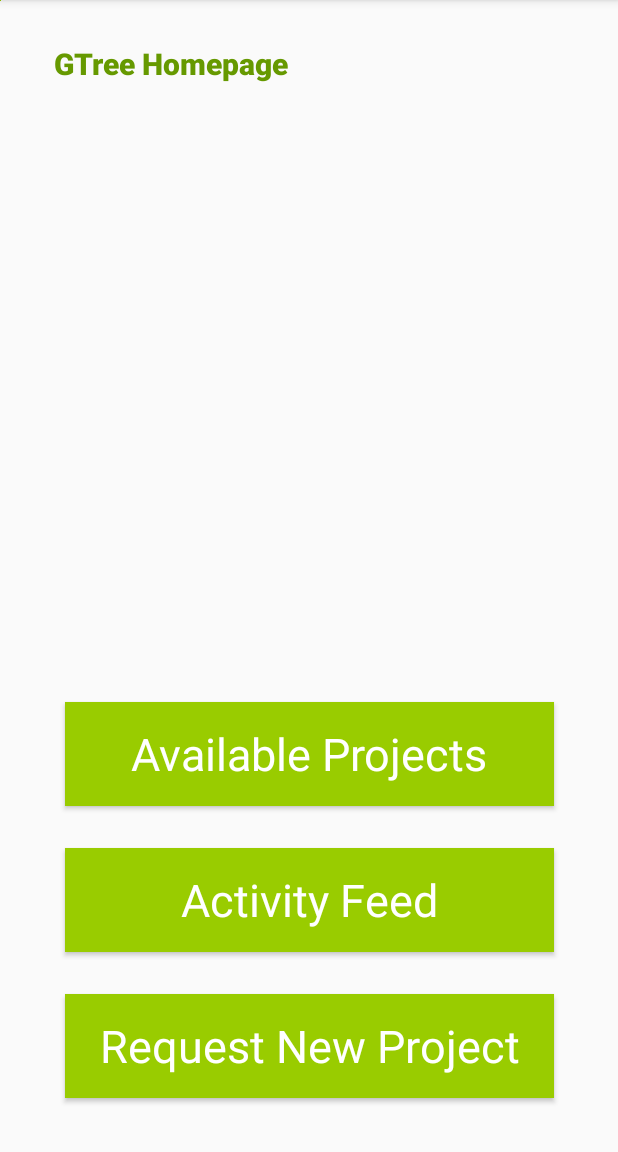
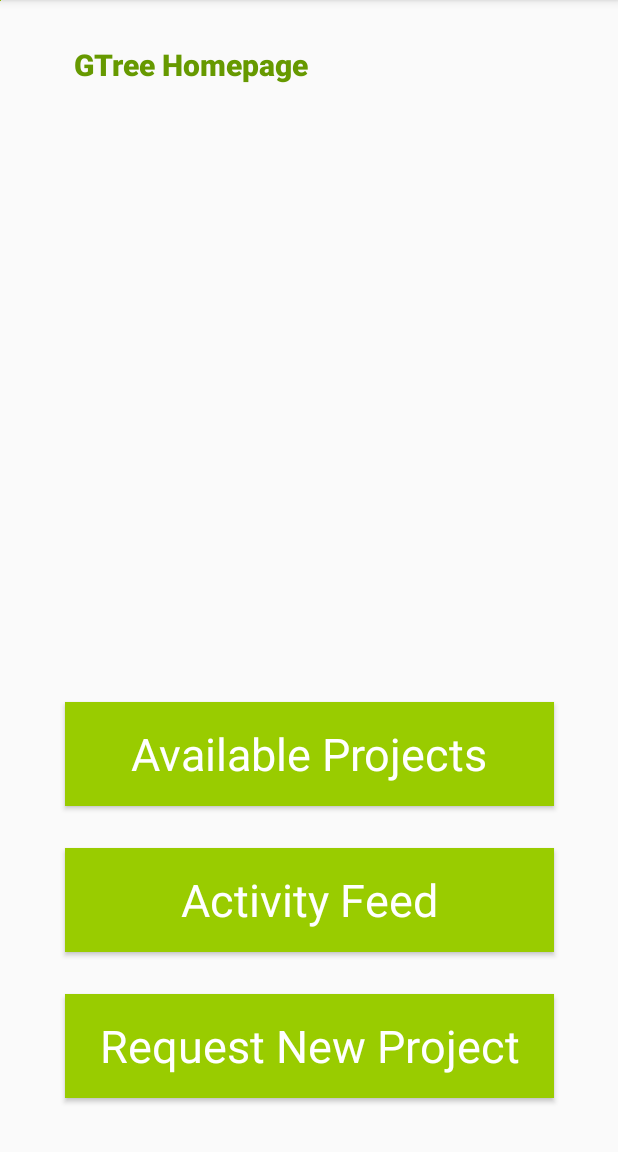
Before and after one commit to bnations3/GTrees, an Android app: the screen it shows after launch (MainActivity), on a phone screen of 412 x 824 dp, the part 84-1236 px from its top. Run offline under Robolectric (Android 15) with nearby library versions, the phone set to English and light mode, and no system bars.

Commit message:
clearing things up

```diff
--- a/app/src/main/res/layout/activity_main.xml
+++ b/app/src/main/res/layout/activity_main.xml
@@ -55,25 +55,25 @@
     <EditText
         android:id="@+id/title"
         style="@android:style/TextAppearance.DeviceDefault.WindowTitle"
-        android:layout_width="368dp"
-        android:layout_height="85dp"
+        android:layout_width="315dp"
+        android:layout_height="86dp"
         android:autoText="false"
         android:background="@android:color/transparent"
         android:ems="10"
         android:freezesText="false"
         android:inputType="none|textPersonName"
         android:selectAllOnFocus="false"
-        android:text="   GTree Homepage"
+        android:text="GTree Homepage"
         android:textAppearance="@style/TextAppearance.AppCompat.Title"
         android:textColor="@android:color/holo_green_dark"
         android:textColorHint="@android:color/holo_green_light"
         android:textStyle="normal|bold"
         android:visibility="visible"
         app:layout_constraintEnd_toEndOf="parent"
-        app:layout_constraintHorizontal_bias="0.5"
+        app:layout_constraintHorizontal_bias="0.507"
         app:layout_constraintStart_toStartOf="parent"
         tools:fontFamily="casual"
-        tools:layout_editor_absoluteY="59dp"
+        tools:layout_editor_absoluteY="52dp"
         tools:textSize="36sp" />
 
     <Button
```
